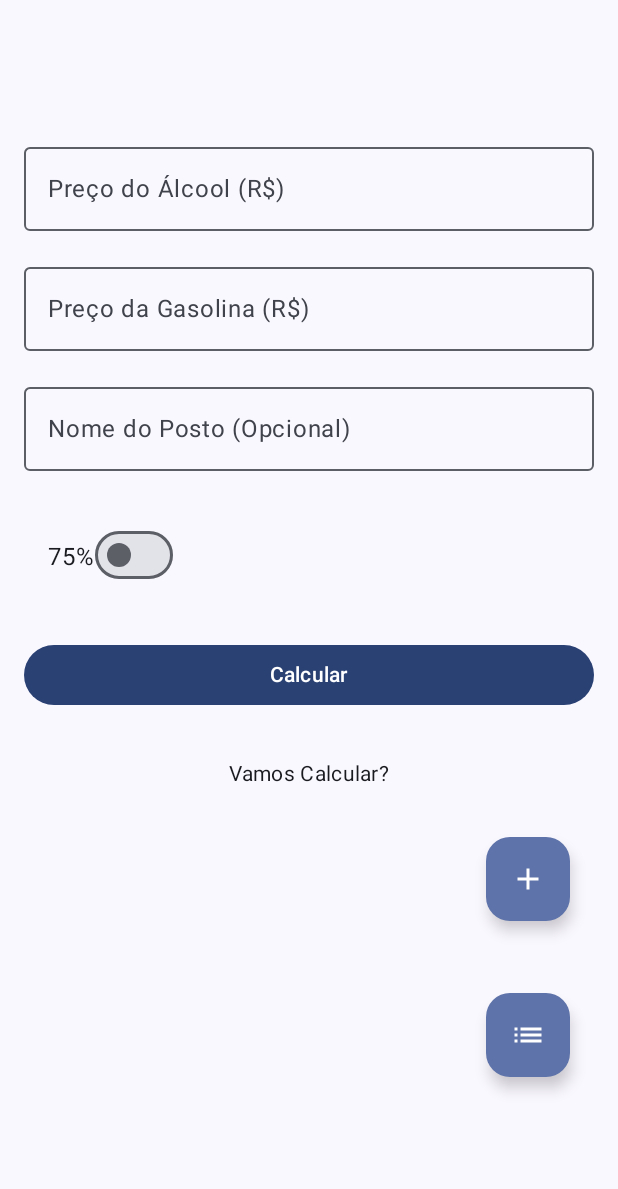
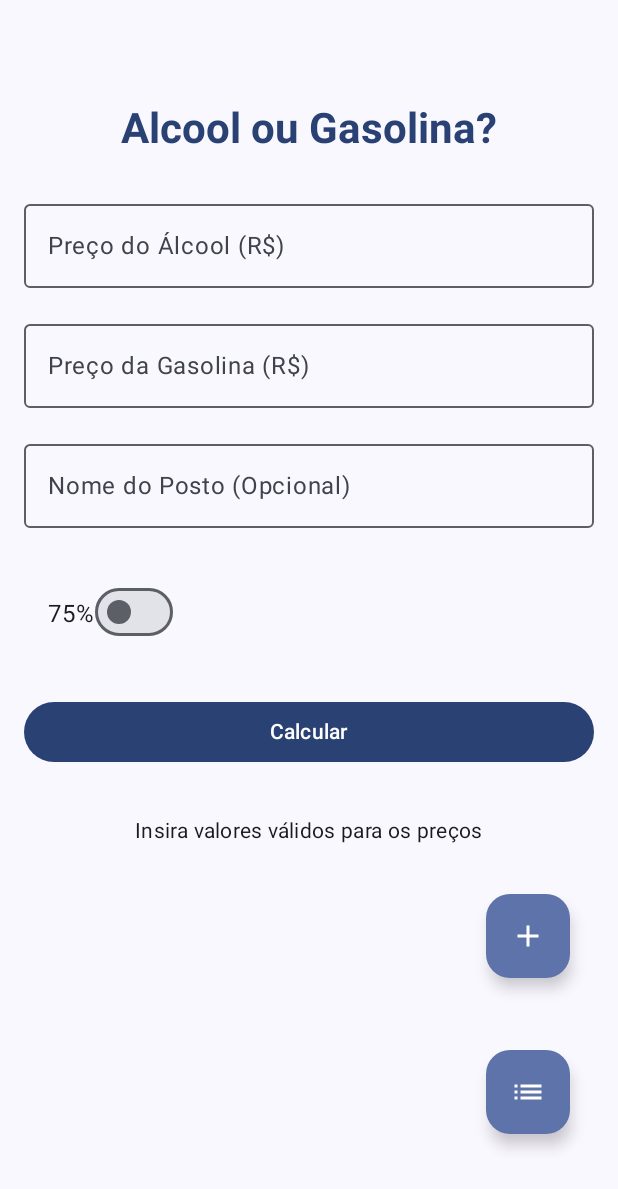
Before and after one commit to emilly-lima/AlcoolOuGasolina, an Android app built with Jetpack Compose: the composable AlcoolGasolinaPreco shown on its own in the app's theme, after a tap on "Calcular", on a phone screen of 412 x 824 dp. Shown: the top 1189 px of the screen. Run offline under Robolectric (Android 15) with nearby library versions, the phone set to English and light mode, and no system bars.

Commit message:
add Onclick Button (Calcular) add assets update icon

```diff
--- a/app/src/main/AndroidManifest.xml
+++ b/app/src/main/AndroidManifest.xml
@@ -8,9 +8,9 @@
         android:allowBackup="true"
         android:dataExtractionRules="@xml/data_extraction_rules"
         android:fullBackupContent="@xml/backup_rules"
-        android:icon="@mipmap/ic_launcher"
+        android:icon="@drawable/petrolpump"
         android:label="@string/app_name"
-        android:roundIcon="@mipmap/ic_launcher_round"
+        android:roundIcon="@mipmap/petrol_round"
         android:supportsRtl="true"
         android:theme="@style/Theme.ExemploSimplesDeCompose"
         tools:targetApi="31">
--- a/app/src/main/java/com/example/exemplosimplesdecompose/view/AlcoolouGasolina.kt
+++ b/app/src/main/java/com/example/exemplosimplesdecompose/view/AlcoolouGasolina.kt
@@ -53,6 +53,9 @@ import java.util.Date
 import java.util.Locale
 import androidx.core.content.edit
 import com.example.exemplosimplesdecompose.R
+import androidx.compose.ui.text.font.FontWeight
+import androidx.compose.ui.text.style.TextAlign
+
 
 @Composable
 fun AlcoolGasolinaPreco(navController: NavHostController, check: Boolean) {
@@ -65,6 +68,7 @@ fun AlcoolGasolinaPreco(navController: NavHostController, check: Boolean) {
 
     var showRationale by remember { mutableStateOf(false) }
     var permissionDeniedOnce by remember { mutableStateOf(false) }
+    var resultado by remember { mutableStateOf(context.getString(R.string.vamos_calcular)) }
 
     val locationPermissionLauncher = rememberLauncherForActivityResult(
         ActivityResultContracts.RequestPermission()
@@ -111,6 +115,18 @@ fun AlcoolGasolinaPreco(navController: NavHostController, check: Boolean) {
             verticalArrangement = Arrangement.spacedBy(16.dp),
             horizontalAlignment = Alignment.CenterHorizontally
         ) {
+
+            Text(
+                text = stringResource(id = R.string.app_name),
+                style = MaterialTheme.typography.headlineMedium,
+                modifier = Modifier
+                    .fillMaxWidth()
+                    .padding(top = 16.dp, bottom = 8.dp),
+                color = MaterialTheme.colorScheme.primary,
+                textAlign = TextAlign.Center,
+                fontWeight = FontWeight.Bold
+            )
+
             OutlinedTextField(
                 value = alcool,
                 onValueChange = { alcool = it },
@@ -164,14 +180,28 @@ fun AlcoolGasolinaPreco(navController: NavHostController, check: Boolean) {
             }
 
             Button(
-                onClick = {},
+                onClick = {
+                    val alcoolValor = alcool.toFloatOrNull()
+                    val gasolinaValor = gasolina.toFloatOrNull()
+                    val fator = if (checkedState) 0.75 else 0.70
+
+                    resultado = if (alcoolValor == null || gasolinaValor == null || gasolinaValor == 0f) {
+                        context.getString(R.string.valores_invalidos)
+                    } else {
+                        if (alcoolValor / gasolinaValor <= fator) {
+                            context.getString(R.string.melhor_usar_alcool)
+                        } else {
+                            context.getString(R.string.melhor_usar_gasolina)
+                        }
+                    }
+                },
                 modifier = Modifier.fillMaxWidth()
             ) {
                 Text(stringResource(id = R.string.calcular))
             }
 
             Text(
-                text = stringResource(id = R.string.vamos_calcular),
+                text = resultado,
                 style = MaterialTheme.typography.bodyMedium,
                 modifier = Modifier.padding(top = 16.dp)
             )
--- a/app/src/main/java/com/example/exemplosimplesdecompose/view/Welcome.kt
+++ b/app/src/main/java/com/example/exemplosimplesdecompose/view/Welcome.kt
@@ -23,7 +23,7 @@ fun Welcome(navController: NavHostController) {
         Text(text = stringResource(id = R.string.bem_vindo_ao_app))
         Spacer(modifier = Modifier.height(16.dp))
         Image(
-            painter = painterResource(id = R.drawable.welcome),
+            painter = painterResource(id = R.drawable.petrol),
             contentDescription = stringResource(id = R.string.descricao_imagem_boas_vindas),
             modifier = Modifier
                 .size(128.dp)
--- /dev/null
+++ b/app/src/main/res/values/petrol_background.xml
@@ -0,0 +1,4 @@
+<?xml version="1.0" encoding="utf-8"?>
+<resources>
+    <color name="petrol_background">#FFFFFF</color>
+</resources>
--- a/app/src/main/res/values/strings.xml
+++ b/app/src/main/res/values/strings.xml
@@ -40,5 +40,9 @@
     <string name="bem_vindo_ao_app">Bem-vindos ao Alcool ou Gasolina!</string>
     <string name="descricao_imagem_boas_vindas">Imagem de boas-vindas</string>
 
+    <string name="melhor_usar_alcool">Melhor usar Álcool</string>
+    <string name="melhor_usar_gasolina">Melhor usar Gasolina</string>
+    <string name="valores_invalidos">Insira valores válidos para os preços</string>
+
 
 </resources>
```
